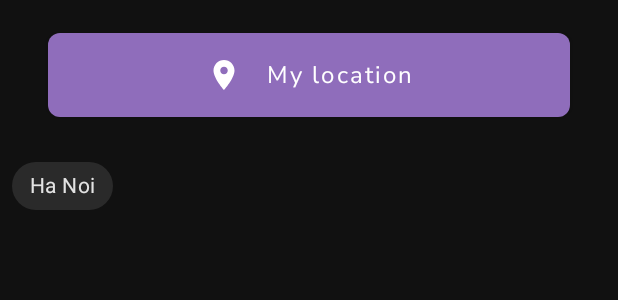
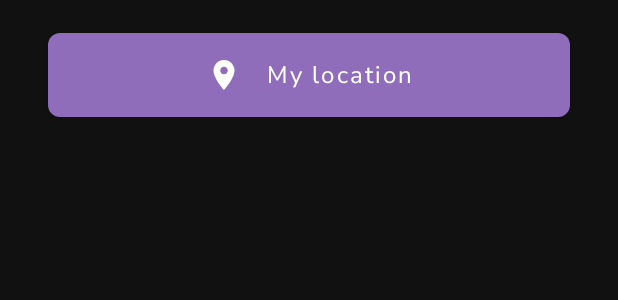
Before and after one commit to nmasnadithya/OpenWeather, an Android app: the layout some_city_layout.xml on its own in the app's theme, with its tools: preview values and no code run, on a phone screen of 412 x 824 dp. Shown: the top 300 px of the screen. Run offline under Robolectric (Android 15) with nearby library versions, the phone set to English and light mode, and no system bars.

Commit message:
Last Minute changes

```diff
--- a/app/src/main/res/layout/some_city_layout.xml
+++ b/app/src/main/res/layout/some_city_layout.xml
@@ -28,24 +28,6 @@
         app:layout_constraintStart_toStartOf="parent"
         app:layout_constraintTop_toTopOf="parent" />
 
-    <com.google.android.material.chip.ChipGroup
-        android:layout_width="match_parent"
-        android:layout_height="0dp"
-        android:layout_marginTop="8dp"
-        android:layout_marginBottom="8dp"
-        android:padding="8dp"
-        app:layout_constraintBottom_toBottomOf="parent"
-        app:layout_constraintTop_toBottomOf="@+id/button_my_loction">
-
-        <com.google.android.material.chip.Chip
-            style="@style/Widget.MaterialComponents.Chip.Choice"
-            android:layout_width="wrap_content"
-            android:layout_height="wrap_content"
-            android:checkable="true"
-            android:text="Ha Noi" />
-
-    </com.google.android.material.chip.ChipGroup>
-
     <ProgressBar
         android:id="@+id/progress_bar"
         style="?android:attr/progressBarStyle"
```
